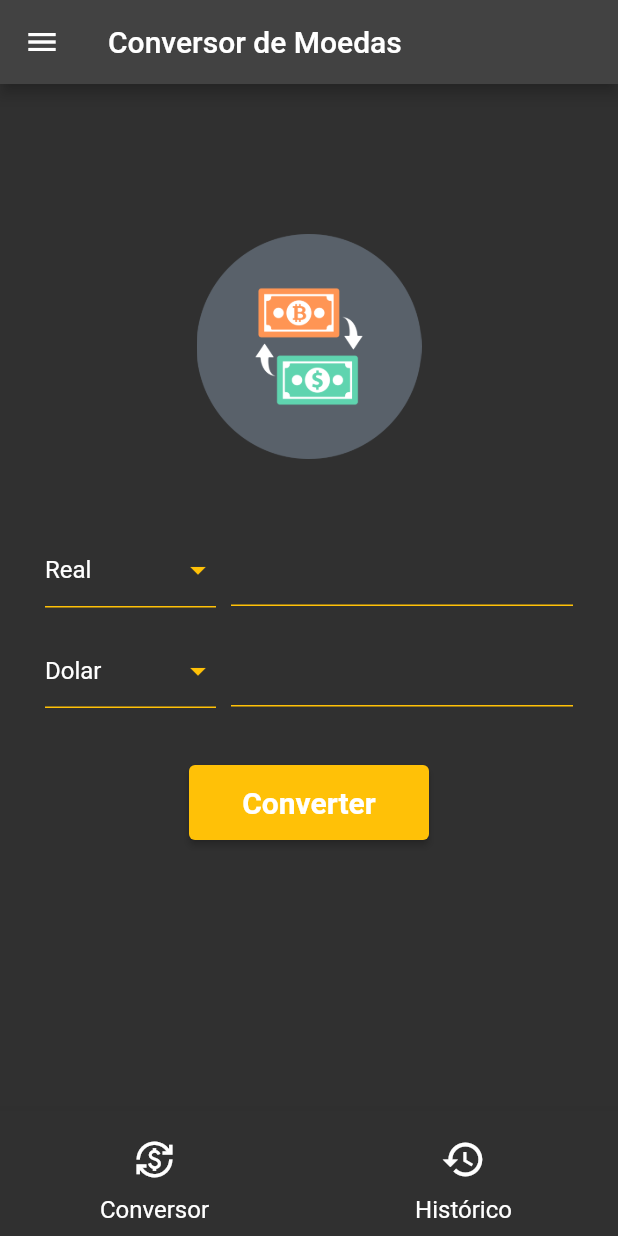
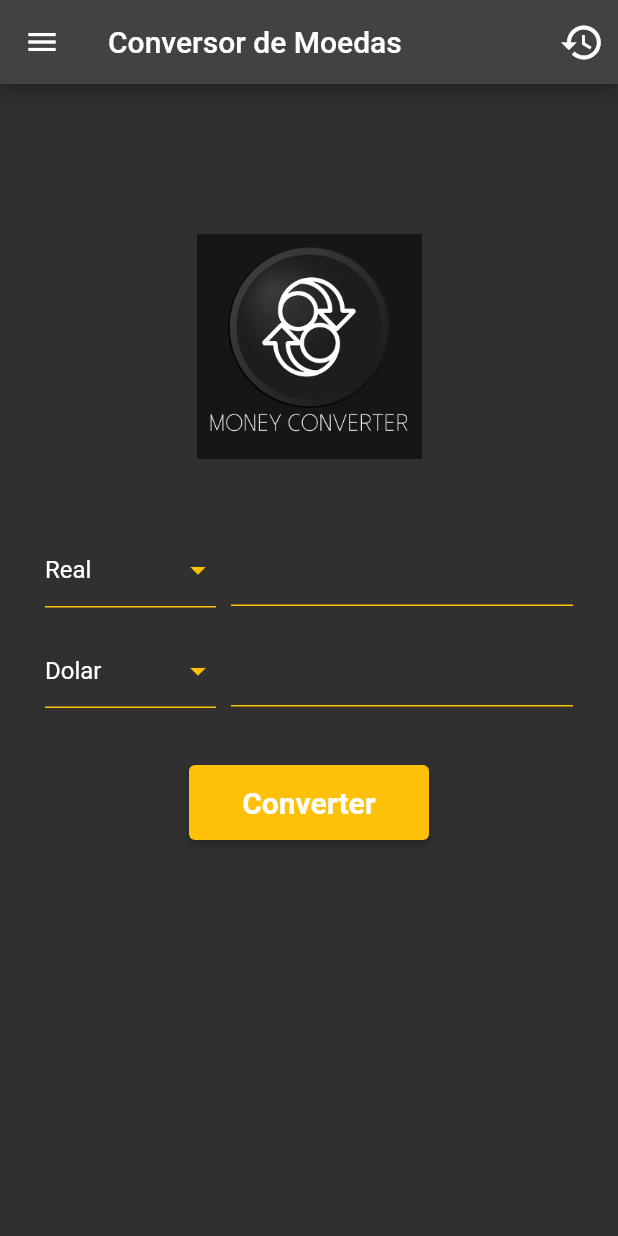
Before and after one commit to vitordbo/Conversor-de-moedas, a Flutter app: the screen it shows after launch, on a phone screen of 412 x 824 dp. Run offline on Flutter 3.47's test engine with Material 2 defaults, Android fonts, the phone set to English and light mode, and no system bars.

Commit message:
history to app bar button

```diff
--- a/lib/app/models/currency_model.dart
+++ b/lib/app/models/currency_model.dart
@@ -17,11 +17,11 @@ class CurrencyModel {
   static List<CurrencyModel> getCurrencies() {
     return <CurrencyModel>[
       CurrencyModel(
-          name: 'Real', real: 1.0, dolar: 0.18, euro: 0.15, bitcoin: 0.000016),
+          name: 'Real', real: 1.0, dolar: 0.20, euro: 0.18, bitcoin: 0.000016),
       CurrencyModel(
-          name: 'Dolar', real: 5.00, dolar: 1.0, euro: 0.85, bitcoin: 0.000088),
+          name: 'Dolar', real: 5.00, dolar: 1.0, euro: 0.92, bitcoin: 0.000088),
       CurrencyModel(
-          name: 'Euro', real: 6.62, dolar: 1.17, euro: 1.0, bitcoin: 0.00010),
+          name: 'Euro', real: 5.44, dolar: 1.109, euro: 1.0, bitcoin: 0.00010),
       CurrencyModel(
           name: 'Bitcoin',
           real: 64116.51,
--- a/lib/app/views/home_view.dart
+++ b/lib/app/views/home_view.dart
@@ -54,8 +54,25 @@ class _HomeViewState extends State<HomeView> {
         ),
       ),
       appBar: AppBar(
-        title: Text('Conversor de Moedas'),
-        actions: [],
+        title: const Text('Conversor de Moedas'),
+        actions: [
+          IconButton(
+            onPressed: () {
+              Navigator.push(
+                context,
+                MaterialPageRoute(
+                  builder: (context) => HistoryScreen(
+                    conversionHistory: homeController.conversionHistory,
+                  ),
+                ),
+              );
+            },
+            icon: const Icon(
+              Icons.history,
+              size: 30,
+            ), // Replace some_icon with the desired icon
+          ),
+        ],
       ),
       body: SizedBox(
         width: MediaQuery.of(context).size.width,
@@ -66,8 +83,8 @@ class _HomeViewState extends State<HomeView> {
           child: Column(
             children: [
               Image.asset(
-                'assets/images/logo.png',
-                width: 150,
+                'assets/images/moneyP.png',
+                width: 250,
                 height: 150,
               ),
               const SizedBox(height: 50),
@@ -115,47 +132,6 @@ class _HomeViewState extends State<HomeView> {
           ),
         ),
       ),
-      bottomNavigationBar: BottomNavigationBar(
-          type: BottomNavigationBarType.fixed,
-          unselectedItemColor: Colors.white,
-          selectedItemColor: Colors.white,
-          unselectedFontSize: 16,
-          selectedFontSize: 16,
-          items: [
-            BottomNavigationBarItem(
-              icon: IconButton(
-                  iconSize: 26,
-                  color: Colors.white,
-                  onPressed: () {
-                    Navigator.push(
-                      context,
-                      MaterialPageRoute(
-                        builder: (context) => HomeView(),
-                      ),
-                    );
-                  },
-                  icon: const Icon(Icons.currency_exchange)),
-              label: 'Conversor',
-            ),
-            BottomNavigationBarItem(
-              icon: IconButton(
-                  iconSize: 30,
-                  color: Colors.white,
-                  onPressed: () {
-                    Navigator.push(
-                      context,
-                      MaterialPageRoute(
-                        builder: (context) => HistoryScreen(
-                          conversionHistory: homeController.conversionHistory,
-                        ),
-                      ),
-                    );
-                  },
-                  icon: const Icon(Icons.history)),
-              label: 'Histórico',
-            ),
-          ]),
-      // bottom navigation bar
     );
   }
 }
```
Also changed, not shown: lib/app/views/history_view.dart (+0 -27 lines), assets/images/moneyP.png (added).
